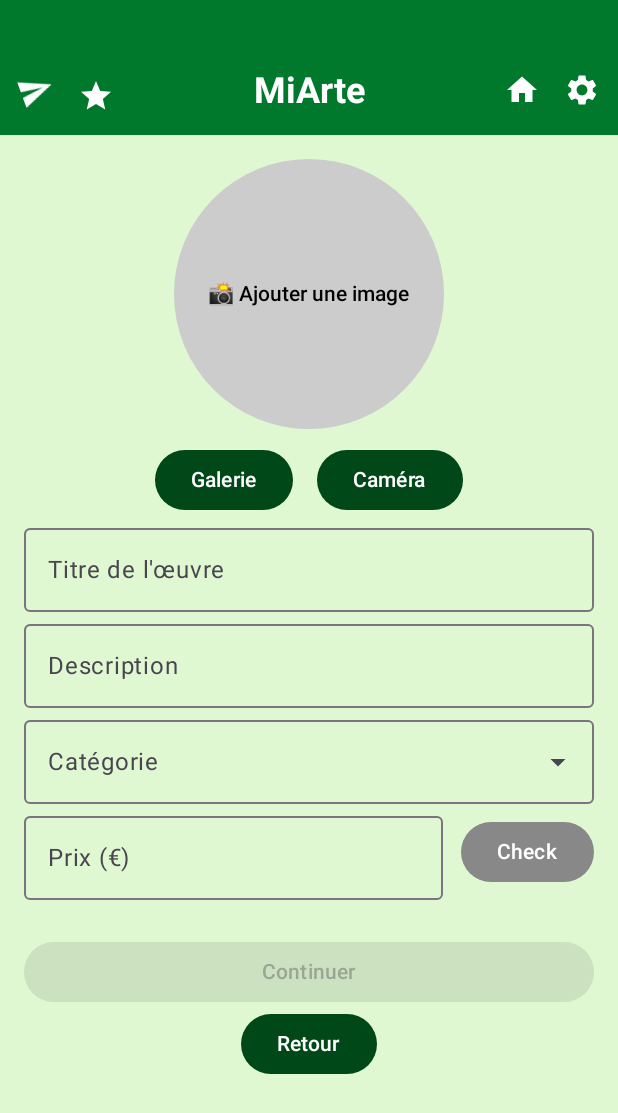
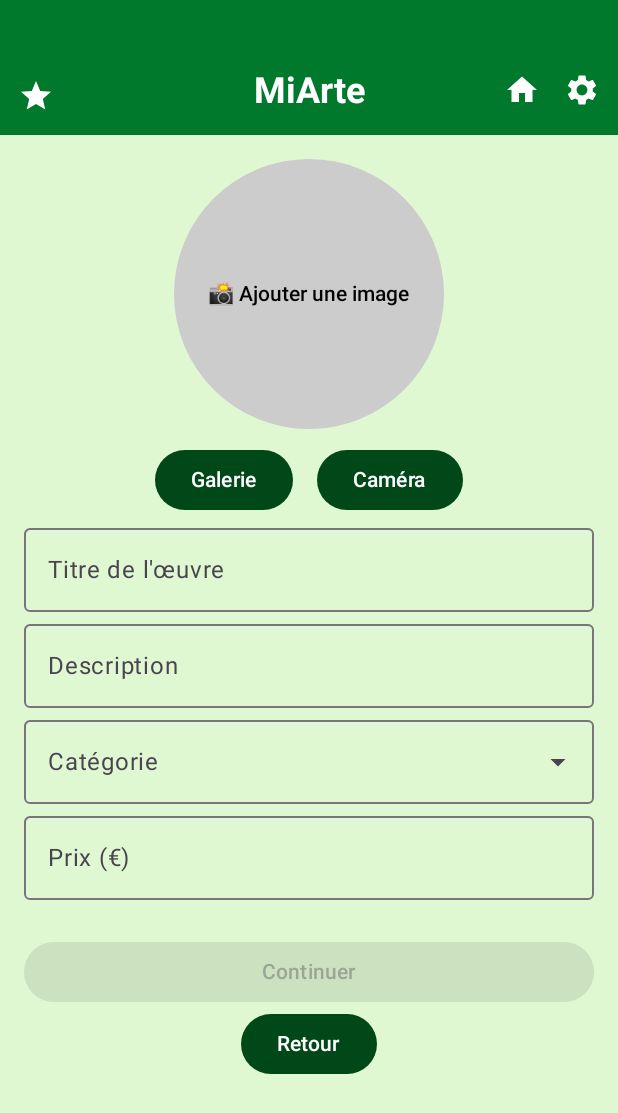
Before and after one commit to DyablOcOrps/8INF865A2025_Projet_DB_MM, an Android app built with Jetpack Compose: the AddArtScreen screen opened through its navigation route, on a phone screen of 412 x 824 dp. Shown: the top 1113 px of the screen. Run offline under Robolectric (Android 15) with nearby library versions, the phone set to English and light mode, and no system bars; our stand-ins replace Firebase (no records; nobody signed in at launch, a user with empty details on screens opened directly).

```diff
--- a/MiArte/app/build.gradle.kts
+++ b/MiArte/app/build.gradle.kts
@@ -68,6 +68,8 @@ dependencies {
     implementation(libs.googleid)
     implementation(libs.ui)
     implementation(libs.firebase.firestore)
+    implementation(libs.androidx.runtime)
+    implementation(libs.androidx.foundation.layout)
     testImplementation(libs.junit)
     androidTestImplementation(libs.androidx.junit)
     androidTestImplementation(libs.androidx.espresso.core)
--- a/MiArte/app/src/main/java/com/example/miarte/ui/components/TopBarApp.kt
+++ b/MiArte/app/src/main/java/com/example/miarte/ui/components/TopBarApp.kt
@@ -77,21 +77,21 @@ fun TopBarApp(navController: NavController,
             }
 
             // 🔹 Bouton des messages à gauche
-            if (isMessagePage) {
-                IconButton(
-                    onClick = { navController.navigate("communication") },
-                    modifier = Modifier
-                        .align(Alignment.TopStart)  // placé à gauche et en haut
-                        .padding(top = 36.dp)     // descend un peu le bouton
-                ) {
-                    Icon(
-                        imageVector = Icons.Filled.Send,
-                        contentDescription = "Messages",
-                        tint = Color.White,
-                        modifier = Modifier.rotate(-20f)
-                    )
-                }
-            }
+            //if (isMessagePage) {
+            //    IconButton(
+            //        onClick = { navController.navigate("communication") },
+            //        modifier = Modifier
+            //            .align(Alignment.TopStart)  // placé à gauche et en haut
+            //            .padding(top = 36.dp)     // descend un peu le bouton
+            //    ) {
+            //        Icon(
+            //            imageVector = Icons.Filled.Send,
+            //            contentDescription = "Messages",
+            //            tint = Color.White,
+            //            modifier = Modifier.rotate(-20f)
+            //        )
+            //    }
+            //}
 
             if (isHomePage) {
                 IconButton(
@@ -115,7 +115,7 @@ fun TopBarApp(navController: NavController,
                     modifier = Modifier
                         .align(Alignment.TopStart)  // placé à gauche et en haut
                         .padding(top = 40.dp)     // descend un peu le bouton
-                        .padding(horizontal = 40.dp)
+                        // .padding(horizontal = 40.dp)
                 ) {
                     Icon(
                         imageVector = Icons.Filled.Star,
--- a/MiArte/app/src/main/java/com/example/miarte/ui/screens/AddArtScreen.kt
+++ b/MiArte/app/src/main/java/com/example/miarte/ui/screens/AddArtScreen.kt
@@ -33,6 +33,7 @@ import com.example.miarte.ui.components.BaseScreen
 import com.example.miarte.viewmodel.MiArteViewModel
 import com.example.miarte.model.Category
 import com.example.miarte.ui.theme.GreenButton
+import com.example.miarte.ui.theme.GreenCategoryList
 import java.io.File
 
 @OptIn(ExperimentalMaterial3Api::class)
@@ -74,8 +75,9 @@ fun AddArtScreen(navController: NavController, viewModel: MiArteViewModel = view
             description.isNotBlank() &&
             price.isNotBlank() &&
             imageUri != null &&
-            selectedCategory != null &&
-            expertChecked
+            selectedCategory != null
+            // selectedCategory != null &&
+            // expertChecked
 
     fun submitArt() {
         viewModel.addArt(
@@ -214,19 +216,20 @@ fun AddArtScreen(navController: NavController, viewModel: MiArteViewModel = view
                     modifier = Modifier.weight(1f)
                 )
 
-                Button(
-                    onClick = { expertChecked = !expertChecked },
-                    colors = ButtonDefaults.buttonColors(
-                        containerColor = if (expertChecked) Color(0xFF4CAF50) else Color.Gray
-                    )
-                ) {
-                    Text(if (expertChecked) "Validé ✅" else "Check")
-                }
+                //Button(
+                //    onClick = { expertChecked = !expertChecked },
+                //    colors = ButtonDefaults.buttonColors(
+                //        containerColor = if (expertChecked) Color(0xFF4CAF50) else Color.Gray
+                //    )
+                //) {
+                //    Text(if (expertChecked) "Validé ✅" else "Check")
+                //}
             }
 
             Button(
                 onClick = { submitArt() },
                 enabled = allFieldsFilled,
+                colors = ButtonDefaults.buttonColors(containerColor = GreenCategoryList),
                 modifier = Modifier
                     .fillMaxWidth()
                     .padding(top = 24.dp)
--- a/MiArte/gradle/libs.versions.toml
+++ b/MiArte/gradle/libs.versions.toml
@@ -17,6 +17,8 @@ credentialsPlayServicesAuth = "1.5.0"
 googleid = "1.1.1"
 ui = "1.9.5"
 firebaseFirestore = "26.0.2"
+runtime = "1.9.5"
+foundationLayout = "1.9.5"
 
 [libraries]
 coil-compose = { module = "io.coil-kt:coil-compose", version.ref = "coil" }
@@ -41,6 +43,8 @@ androidx-credentials-play-services-auth = { group = "androidx.credentials", name
 googleid = { group = "com.google.android.libraries.identity.googleid", name = "googleid", version.ref = "googleid" }
 ui = { group = "androidx.compose.ui", name = "ui", version.ref = "ui" }
 firebase-firestore = { group = "com.google.firebase", name = "firebase-firestore", version.ref = "firebaseFirestore" }
+androidx-runtime = { group = "androidx.compose.runtime", name = "runtime", version.ref = "runtime" }
+androidx-foundation-layout = { group = "androidx.compose.foundation", name = "foundation-layout", version.ref = "foundationLayout" }
 
 [plugins]
 android-application = { id = "com.android.application", version.ref = "agp" }
```
Also changed, not shown: MiArte/app/src/main/java/com/example/miarte/ui/screens/DescriptionScreen.kt (+6 -6 lines), MiArte/app/src/main/java/com/example/miarte/ui/screens/MyArtsScreen.kt (+8 -7 lines).
